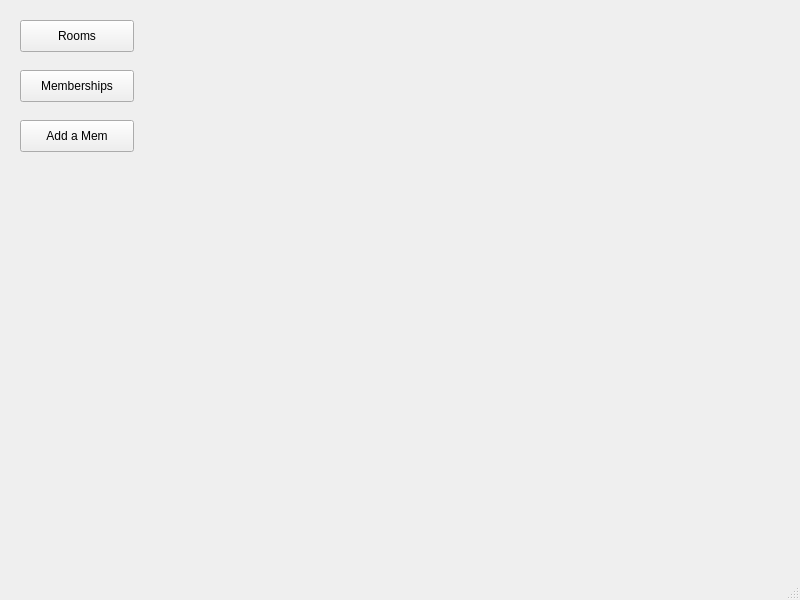
The window that src/botmainwindow.ui (b-lone/Bot_Jabber_Teams) describes before a commit, drawn with Qt 5.
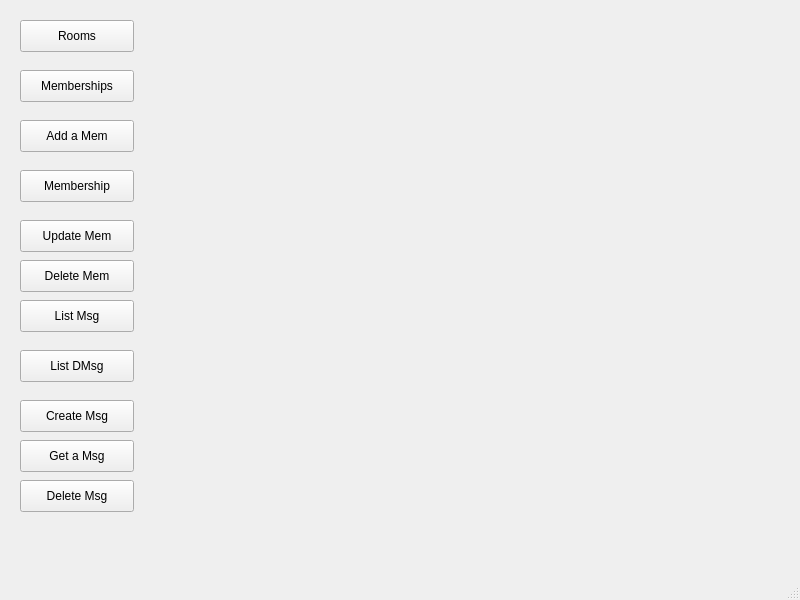
The same window after the commit.

Patch:
```diff
--- a/src/botmainwindow.ui
+++ b/src/botmainwindow.ui
@@ -53,6 +53,110 @@
      <string>Add a Mem</string>
     </property>
    </widget>
+   <widget class="QPushButton" name="btnMembership">
+    <property name="geometry">
+     <rect>
+      <x>20</x>
+      <y>170</y>
+      <width>114</width>
+      <height>32</height>
+     </rect>
+    </property>
+    <property name="text">
+     <string>Membership</string>
+    </property>
+   </widget>
+   <widget class="QPushButton" name="btnUpdateMem">
+    <property name="geometry">
+     <rect>
+      <x>20</x>
+      <y>220</y>
+      <width>114</width>
+      <height>32</height>
+     </rect>
+    </property>
+    <property name="text">
+     <string>Update Mem</string>
+    </property>
+   </widget>
+   <widget class="QPushButton" name="btnDeleteMem">
+    <property name="geometry">
+     <rect>
+      <x>20</x>
+      <y>260</y>
+      <width>114</width>
+      <height>32</height>
+     </rect>
+    </property>
+    <property name="text">
+     <string>Delete Mem</string>
+    </property>
+   </widget>
+   <widget class="QPushButton" name="btnListMsg">
+    <property name="geometry">
+     <rect>
+      <x>20</x>
+      <y>300</y>
+      <width>114</width>
+      <height>32</height>
+     </rect>
+    </property>
+    <property name="text">
+     <string>List Msg</string>
+    </property>
+   </widget>
+   <widget class="QPushButton" name="btnListDMsg">
+    <property name="geometry">
+     <rect>
+      <x>20</x>
+      <y>350</y>
+      <width>114</width>
+      <height>32</height>
+     </rect>
+    </property>
+    <property name="text">
+     <string>List DMsg</string>
+    </property>
+   </widget>
+   <widget class="QPushButton" name="btnCreateMsg">
+    <property name="geometry">
+     <rect>
+      <x>20</x>
+      <y>400</y>
+      <width>114</width>
+      <height>32</height>
+     </rect>
+    </property>
+    <property name="text">
+     <string>Create Msg</string>
+    </property>
+   </widget>
+   <widget class="QPushButton" name="btnGetMsg">
+    <property name="geometry">
+     <rect>
+      <x>20</x>
+      <y>440</y>
+      <width>114</width>
+      <height>32</height>
+     </rect>
+    </property>
+    <property name="text">
+     <string>Get a Msg</string>
+    </property>
+   </widget>
+   <widget class="QPushButton" name="btnDeleteMsg">
+    <property name="geometry">
+     <rect>
+      <x>20</x>
+      <y>480</y>
+      <width>114</width>
+      <height>32</height>
+     </rect>
+    </property>
+    <property name="text">
+     <string>Delete Msg</string>
+    </property>
+   </widget>
   </widget>
   <widget class="QMenuBar" name="menubar">
    <property name="geometry">
```
